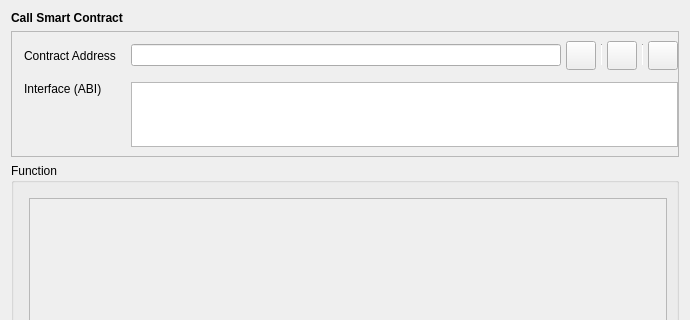
First picture: the form in src/qt/forms/callcontract.ui, repository Hydra-Chain/node, before the edit; both pictures show x 0 to 690 and y 0 to 320 of the 690 by 499 pixel window.
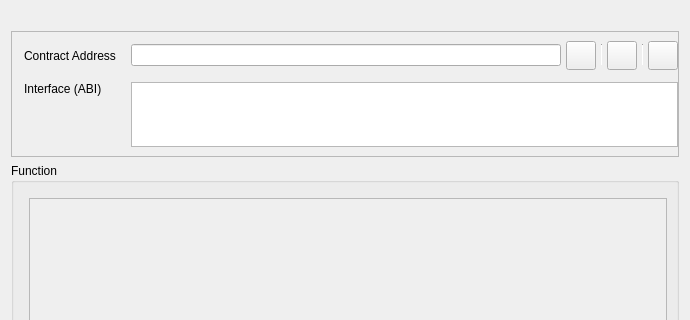
Second picture: the form after the edit. Custom widgets are drawn as their Qt base class.

Diff of the .ui file:
```diff
--- a/src/qt/forms/callcontract.ui
+++ b/src/qt/forms/callcontract.ui
@@ -35,6 +35,12 @@
        </property>
        <item>
         <widget class="QLabel" name="labelTitle">
+         <property name="maximumSize">
+          <size>
+           <width>0</width>
+           <height>16777215</height>
+          </size>
+         </property>
          <property name="font">
           <font>
            <weight>75</weight>
@@ -42,7 +48,7 @@
           </font>
          </property>
          <property name="text">
-          <string>Call Smart Contract</string>
+          <string/>
          </property>
         </widget>
        </item>
```
Left out of the diff: 2 changed lines with no effect on the pictures.
